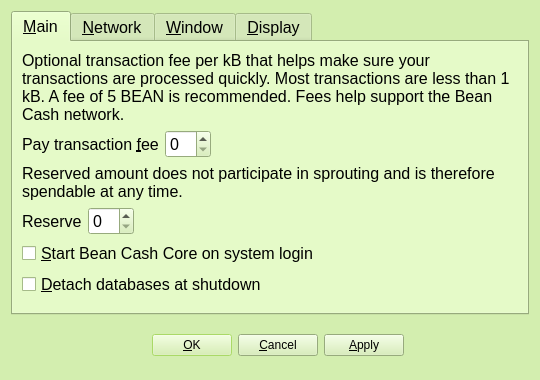
teambean/BeanCash, file src/qt/forms/optionsdialog.ui: the form before one commit.
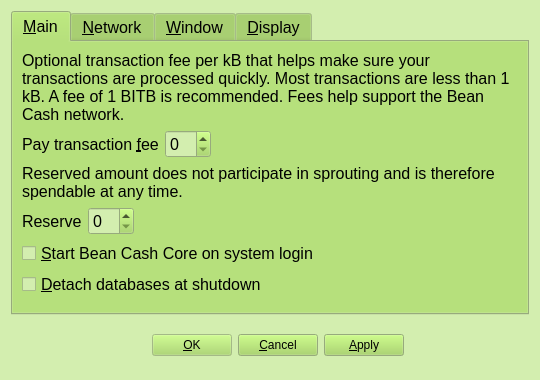
The form after the commit. Icons and pictures are not drawn. Custom widgets are drawn as their Qt base class.

```diff
--- a/src/qt/forms/optionsdialog.ui
+++ b/src/qt/forms/optionsdialog.ui
@@ -34,9 +34,9 @@
      <colorrole role="Base">
       <brush brushstyle="SolidPattern">
        <color alpha="255">
-        <red>255</red>
-        <green>255</green>
-        <blue>255</blue>
+        <red>211</red>
+        <green>238</green>
+        <blue>175</blue>
        </color>
       </brush>
      </colorrole>
@@ -49,7 +49,7 @@
        </color>
       </brush>
      </colorrole>
-     <colorrole role="Highlight">
+     <colorrole role="Shadow">
       <brush brushstyle="SolidPattern">
        <color alpha="255">
         <red>159</red>
@@ -58,6 +58,15 @@
        </color>
       </brush>
      </colorrole>
+     <colorrole role="Highlight">
+      <brush brushstyle="SolidPattern">
+       <color alpha="255">
+        <red>211</red>
+        <green>238</green>
+        <blue>175</blue>
+       </color>
+      </brush>
+     </colorrole>
      <colorrole role="AlternateBase">
       <brush brushstyle="SolidPattern">
        <color alpha="255">
@@ -90,9 +99,9 @@
      <colorrole role="Button">
       <brush brushstyle="SolidPattern">
        <color alpha="255">
-        <red>211</red>
-        <green>238</green>
-        <blue>175</blue>
+        <red>159</red>
+        <green>213</green>
+        <blue>85</blue>
        </color>
       </brush>
      </colorrole>
@@ -108,9 +117,9 @@
      <colorrole role="Base">
       <brush brushstyle="SolidPattern">
        <color alpha="255">
-        <red>255</red>
-        <green>255</green>
-        <blue>255</blue>
+        <red>211</red>
+        <green>238</green>
+        <blue>175</blue>
        </color>
       </brush>
      </colorrole>
@@ -123,12 +132,21 @@
        </color>
       </brush>
      </colorrole>
+     <colorrole role="Shadow">
+      <brush brushstyle="SolidPattern">
+       <color alpha="255">
+        <red>159</red>
+        <green>213</green>
+        <blue>85</blue>
+       </color>
+      </brush>
+     </colorrole>
      <colorrole role="Highlight">
       <brush brushstyle="SolidPattern">
        <color alpha="255">
-        <red>159</red>
-        <green>213</green>
-        <blue>85</blue>
+        <red>211</red>
+        <green>238</green>
+        <blue>175</blue>
        </color>
       </brush>
      </colorrole>
@@ -197,6 +215,15 @@
        </color>
       </brush>
      </colorrole>
+     <colorrole role="Shadow">
+      <brush brushstyle="SolidPattern">
+       <color alpha="255">
+        <red>159</red>
+        <green>213</green>
+        <blue>85</blue>
+       </color>
+      </brush>
+     </colorrole>
      <colorrole role="Highlight">
       <brush brushstyle="SolidPattern">
        <color alpha="255">
@@ -277,7 +304,7 @@
        <item>
         <widget class="QLabel" name="transactionFeeInfoLabel">
          <property name="text">
-          <string>Optional transaction fee per kB that helps make sure your transactions are processed quickly. Most transactions are less than 1 kB. A fee of 5 BEAN is recommended. Fees help support the Bean Cash network.</string>
+          <string>Optional transaction fee per kB that helps make sure your transactions are processed quickly. Most transactions are less than 1 kB. A fee of 1 BITB is recommended. Fees help support the Bean Cash network.</string>
          </property>
          <property name="textFormat">
           <enum>Qt::PlainText</enum>
```
